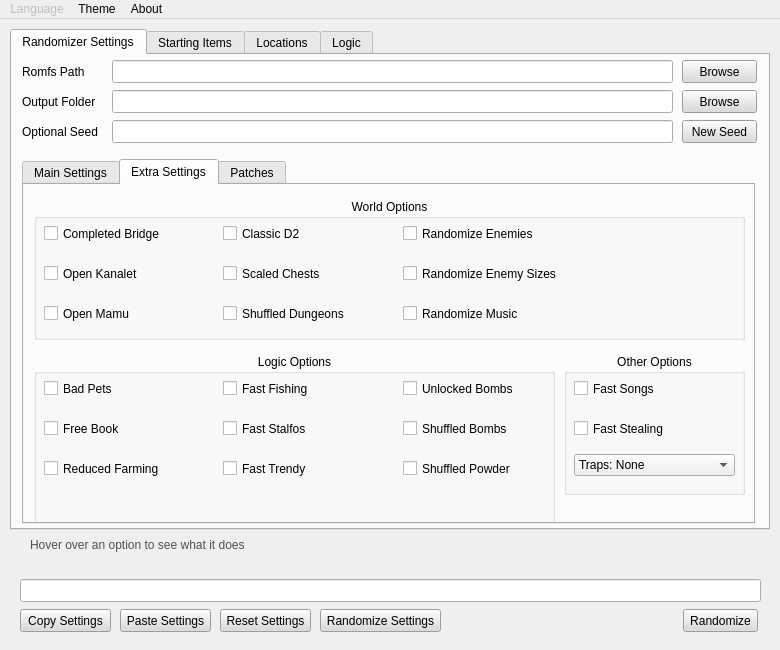
Owen-Splat/LAS-Randomizer, file RandomizerUI/UI/ui_form.ui: the form before one commit.
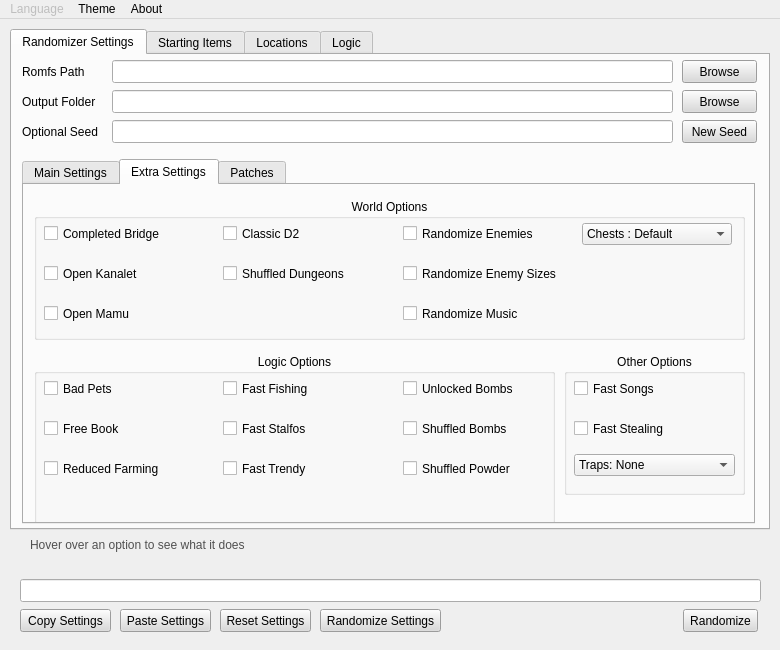
The form after the commit. The open tabs and pages were chosen to show the change.

The edit to the form file:
```diff
--- a/RandomizerUI/UI/ui_form.ui
+++ b/RandomizerUI/UI/ui_form.ui
@@ -1132,36 +1132,42 @@
           <bool>true</bool>
          </property>
         </widget>
-        <widget class="QCheckBox" name="chestSizesCheck">
-         <property name="enabled">
-          <bool>true</bool>
-         </property>
+        <widget class="QComboBox" name="chestAspectComboBox">
          <property name="geometry">
           <rect>
-           <x>189</x>
-           <y>64</y>
-           <width>151</width>
-           <height>21</height>
+           <x>548</x>
+           <y>24</y>
+           <width>150</width>
+           <height>22</height>
           </rect>
          </property>
-         <property name="font">
-          <font>
-           <pointsize>9</pointsize>
-           <strikeout>false</strikeout>
-          </font>
-         </property>
-         <property name="toolTip">
-          <string/>
-         </property>
          <property name="whatsThis">
-          <string>Sets chest sizes to match the importance of the item</string>
+          <string>Setup the way chests appear in game (With a custom size and/or texture depending on its content)</string>
          </property>
+         <property name="editable">
+          <bool>false</bool>
+         </property>
+         <property name="currentIndex">
+          <number>0</number>
+         </property>
+         <property name="placeholderText">
+          <string/>
+         </property>
+         <item>
+          <property name="text">
+           <string>Chests : Default</string>
+         </property>
+         </item>
+         <item>
          <property name="text">
-          <string>Scaled Chests</string>
+           <string>Chests : Size</string>
          </property>
-         <property name="checkable">
-          <bool>true</bool>
+         </item>
+         <item>
+          <property name="text">
+           <string>Chests : Texture &amp; Size</string>
          </property>
+         </item>
         </widget>
         <widget class="QCheckBox" name="dungeonsCheck">
          <property name="enabled">
@@ -1170,7 +1176,7 @@
          <property name="geometry">
           <rect>
            <x>189</x>
-           <y>104</y>
+           <y>64</y>
            <width>151</width>
            <height>21</height>
           </rect>
```
